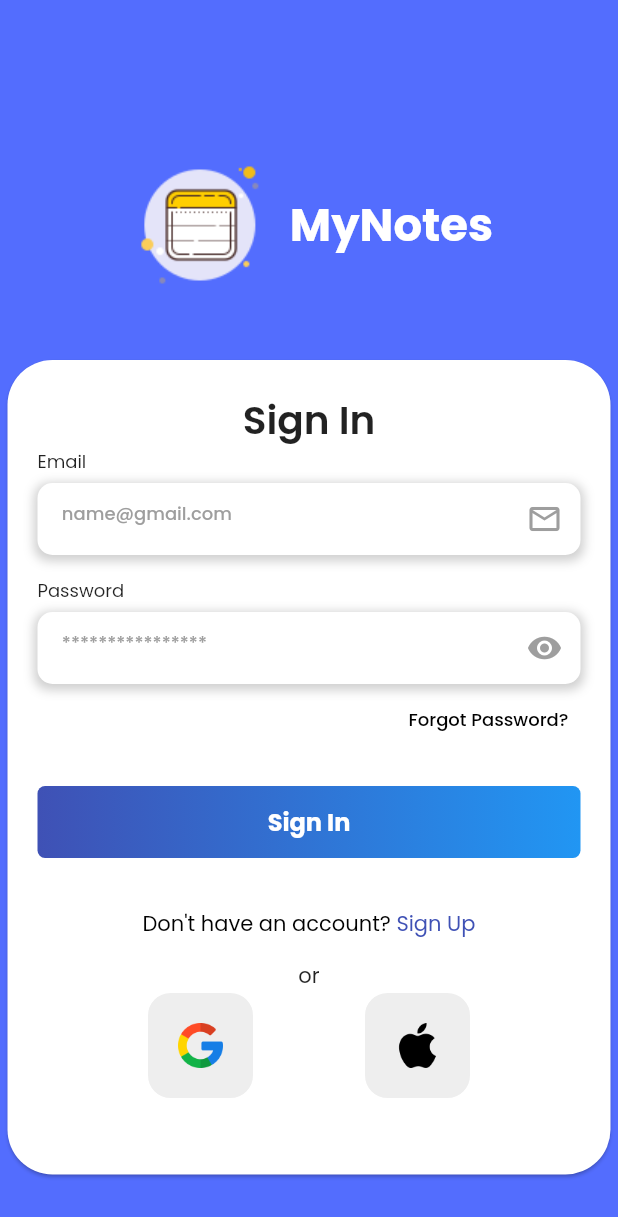
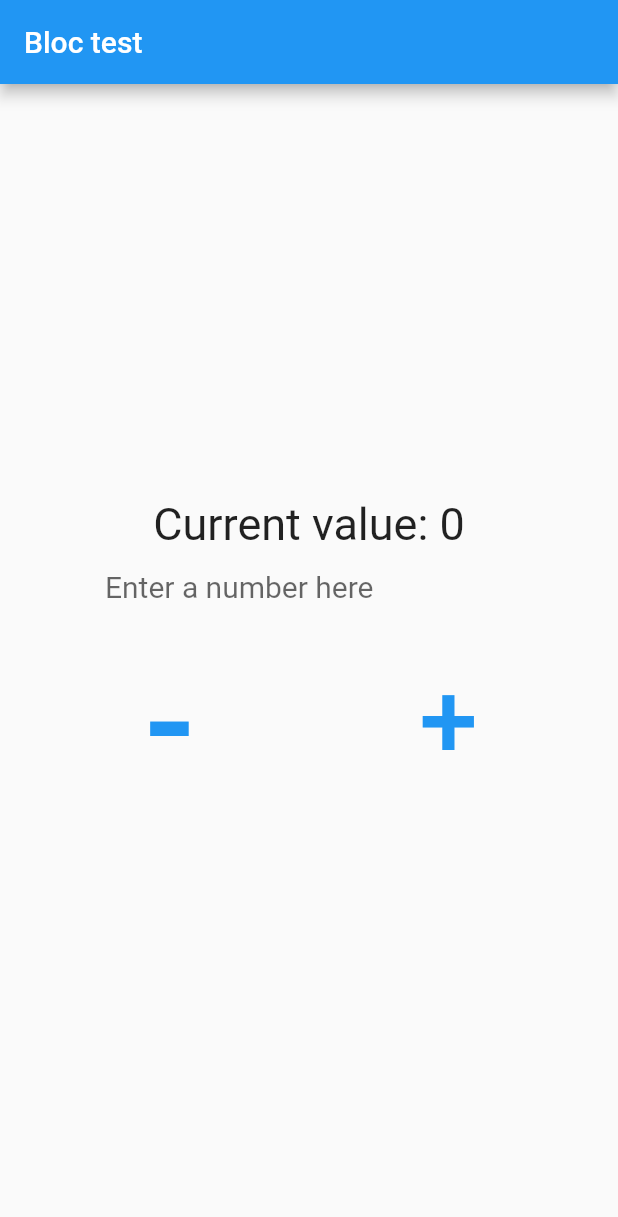
Before and after one commit to amirovsunnat/mynotes, a Flutter app: the screen it shows after launch, on a phone screen of 412 x 824 dp. Shown: the top 1217 px of the screen. Run offline on Flutter 3.47's test engine with Material 2 defaults, Android fonts, the light colour scheme and no system bars; our stand-ins replace another_flushbar, bloc, cloud_firestore, firebase_auth, firebase_core, flutter_bloc and 2 more; missing offline and left inert: share_extend; accounts and stored records are empty; generated files the repository leaves out were written again.

Commit message:
Intro to bloc.

```diff
--- a/lib/main.dart
+++ b/lib/main.dart
@@ -1,4 +1,8 @@
+import 'dart:math';
+
+import 'package:bloc/bloc.dart';
 import 'package:flutter/material.dart';
+import 'package:flutter_bloc/flutter_bloc.dart';
 import 'package:mynotes/screens/notes/create_update_note.dart';
 import 'package:mynotes/services/auth/auth_service.dart';
 
@@ -32,29 +36,201 @@ class MyNotesApp extends StatelessWidget {
         notesRoute: (context) => const NotesScreen(),
         createOrUpdateNoteRoute: (context) => const CreateUpdateNoteScreen(),
       },
-      home: FutureBuilder(
-        future: AuthService.firebase().initialize(),
-        builder: (context, snapshot) {
-          if (snapshot.connectionState == ConnectionState.done) {
-            final user = AuthService.firebase().currentUser;
-            if (user != null) {
-              if (user.isEmailVerified) {
-                return const NotesScreen();
-              }
-            }
-            return const AuthenticationScreen();
-          } else {
-            return Container(
-              width: double.infinity,
-              height: double.infinity,
-              decoration: const BoxDecoration(color: Colors.white),
-              child: const Center(
-                child: CircularProgressIndicator(),
+      // home: FutureBuilder(
+      //   future: AuthService.firebase().initialize(),
+      //   builder: (context, snapshot) {
+      //     if (snapshot.connectionState == ConnectionState.done) {
+      //       final user = AuthService.firebase().currentUser;
+      //       if (user != null) {
+      //         if (user.isEmailVerified) {
+      //           return const NotesScreen();
+      //         }
+      //       }
+      //       return const AuthenticationScreen();
+      //     } else {
+      //       return Container(
+      //         width: double.infinity,
+      //         height: double.infinity,
+      //         decoration: const BoxDecoration(color: Colors.white),
+      //         child: const Center(
+      //           child: CircularProgressIndicator(),
+      //         ),
+      //       );
+      //     }
+      //   },
+      // ),
+      home: CounterApp(),
+    );
+  }
+}
+
+class CounterApp extends StatefulWidget {
+  const CounterApp({super.key});
+
+  @override
+  State<CounterApp> createState() => _CounterAppState();
+}
+
+class _CounterAppState extends State<CounterApp> {
+  late final TextEditingController _controller;
+
+  @override
+  void initState() {
+    _controller = TextEditingController();
+    super.initState();
+  }
+
+  @override
+  void dispose() {
+    _controller.dispose();
+    super.dispose();
+  }
+
+  @override
+  Widget build(BuildContext context) {
+    return BlocProvider(
+      create: (context) => CounterBloc(),
+      child: Scaffold(
+        appBar: AppBar(
+          title: const Text("Bloc test"),
+        ),
+        body: BlocConsumer<CounterBloc, CounterState>(
+          listener: (context, state) {
+            _controller.clear();
+          },
+          builder: (context, state) {
+            final inValidValue =
+                (state is CounterStateInValidNumber) ? state.invalidInput : "";
+            return Padding(
+              padding: const EdgeInsets.only(left: 20, right: 20),
+              child: Column(
+                mainAxisAlignment: MainAxisAlignment.center,
+                crossAxisAlignment: CrossAxisAlignment.center,
+                children: [
+                  Text(
+                    "Current value: ${state.value}",
+                    style: const TextStyle(fontSize: 30),
+                  ),
+                  Visibility(
+                    visible: state is CounterStateInValidNumber,
+                    child: Text(
+                      "Invalid value: $inValidValue",
+                      style: const TextStyle(fontSize: 30),
+                    ),
+                  ),
+                  Padding(
+                    padding: const EdgeInsets.only(left: 50),
+                    child: TextField(
+                      controller: _controller,
+                      keyboardType: TextInputType.number,
+                      decoration: const InputDecoration(
+                        hintText: "Enter a number here",
+                        border: InputBorder.none,
+                        hintStyle: TextStyle(
+                          fontSize: 20,
+                        ),
+                      ),
+                    ),
+                  ),
+                  Row(
+                    mainAxisAlignment: MainAxisAlignment.spaceAround,
+                    children: [
+                      TextButton(
+                        onPressed: () {
+                          context.read<CounterBloc>().add(
+                                DecrementCounterEvent(_controller.text),
+                              );
+                        },
+                        child: const Text(
+                          "-",
+                          style: TextStyle(fontSize: 100),
+                        ),
+                      ),
+                      TextButton(
+                        onPressed: () {
+                          context.read<CounterBloc>().add(
+                                IncrementCounterEvent(_controller.text),
+                              );
+                        },
+                        child: const Text(
+                          "+",
+                          style: TextStyle(fontSize: 70),
+                        ),
+                      ),
+                    ],
+                  )
+                ],
               ),
             );
-          }
-        },
+          },
+        ),
       ),
     );
   }
 }
+
+abstract class CounterState {
+  final int value;
+
+  CounterState(this.value);
+}
+
+class CounterStateValidNumber extends CounterState {
+  CounterStateValidNumber(int value) : super(value);
+}
+
+class CounterStateInValidNumber extends CounterState {
+  final String invalidInput;
+
+  CounterStateInValidNumber(
+      {required this.invalidInput, required int previousValue})
+      : super(previousValue);
+}
+
+abstract class CounterEvent {
+  final String value;
+  const CounterEvent(this.value);
+}
+
+class IncrementCounterEvent extends CounterEvent {
+  const IncrementCounterEvent(String value) : super(value);
+}
+
+class DecrementCounterEvent extends CounterEvent {
+  const DecrementCounterEvent(String value) : super(value);
+}
+
+class CounterBloc extends Bloc<CounterEvent, CounterState> {
+  CounterBloc() : super(CounterStateValidNumber(0)) {
+    on<IncrementCounterEvent>(
+      (event, emit) {
+        final integer = int.tryParse(event.value);
+        if (integer == null) {
+          emit(
+            CounterStateInValidNumber(
+                invalidInput: event.value, previousValue: state.value),
+          );
+        } else {
+          emit(
+            CounterStateValidNumber(state.value + integer),
+          );
+        }
+      },
+    );
+    on<DecrementCounterEvent>(
+      (event, emit) {
+        final integer = int.tryParse(event.value);
+        if (integer == null) {
+          emit(
+            CounterStateInValidNumber(
+                invalidInput: event.value, previousValue: state.value),
+          );
+        } else {
+          emit(
+            CounterStateValidNumber(state.value - integer),
+          );
+        }
+      },
+    );
+  }
+}
--- a/pubspec.yaml
+++ b/pubspec.yaml
@@ -48,6 +48,8 @@ dependencies:
   path: ^1.8.3
   intl: ^0.18.1
   share_extend: "^2.0.0"
+  bloc: ^8.1.2
+  flutter_bloc: ^8.1.3
 
 dev_dependencies:
   flutter_test:
```
Also changed, not shown: pubspec.lock.
